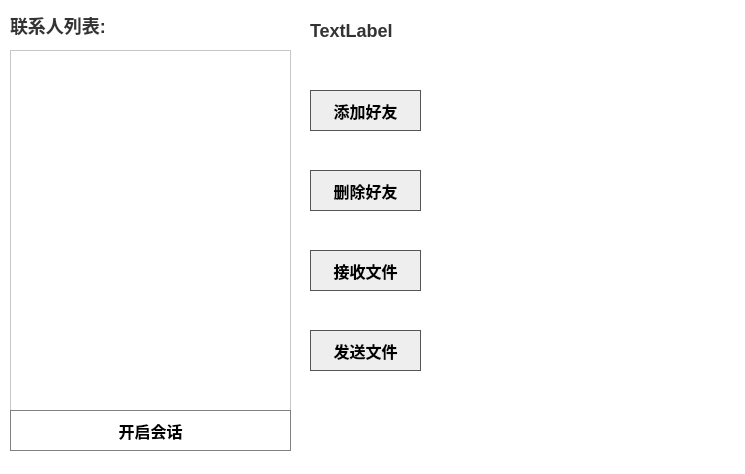
First picture: the form in linpop/linpop_client/mainwindow.ui, repository AAAntiQuarkkk/linpop, before the edit.
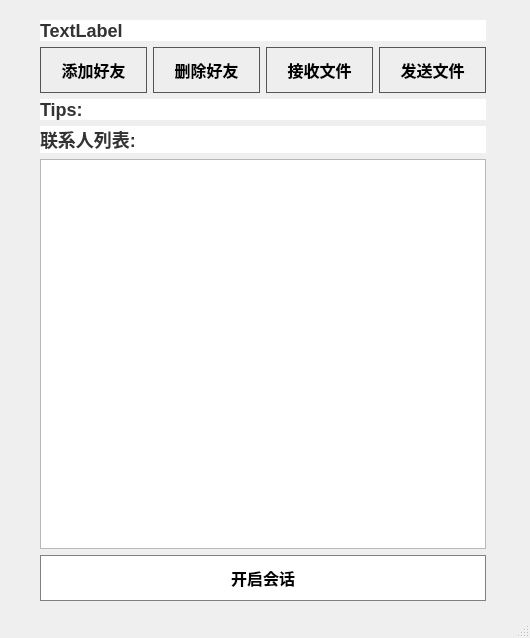
Second picture: the form after the edit. Icons and pictures are not drawn.

Patch:
```diff
--- a/linpop/linpop_client/mainwindow.ui
+++ b/linpop/linpop_client/mainwindow.ui
@@ -6,8 +6,8 @@
    <rect>
     <x>0</x>
     <y>0</y>
-    <width>745</width>
-    <height>474</height>
+    <width>530</width>
+    <height>638</height>
    </rect>
   </property>
   <property name="minimumSize">
@@ -20,91 +20,22 @@
    <string>MainWindow</string>
   </property>
   <property name="styleSheet">
-   <string notr="true">background-color: rgb(255, 255, 255);</string>
+   <string notr="true">#MainWindow{border-image: url(:/main-bg.jpg);}
+</string>
   </property>
   <widget class="QWidget" name="centralwidget">
-   <widget class="QListWidget" name="listWidget_friendList">
+   <widget class="QWidget" name="">
     <property name="geometry">
      <rect>
-      <x>10</x>
-      <y>50</y>
-      <width>281</width>
-      <height>371</height>
+      <x>40</x>
+      <y>20</y>
+      <width>446</width>
+      <height>581</height>
      </rect>
     </property>
-   </widget>
-   <widget class="QPushButton" name="pushButton_addFriend">
-    <property name="geometry">
-     <rect>
-      <x>310</x>
-      <y>90</y>
-      <width>111</width>
-      <height>41</height>
-     </rect>
-    </property>
-    <property name="styleSheet">
-     <string notr="true">background-color: #eee;
-color: black;
-border: 1px solid #555;
-padding: 10px 20px;
-font-size: 16px;
-font-weight: bold;</string>
-    </property>
-    <property name="text">
-     <string>添加好友</string>
-    </property>
-   </widget>
-   <widget class="QPushButton" name="pushButton_startChat">
-    <property name="geometry">
-     <rect>
-      <x>10</x>
-      <y>410</y>
-      <width>281</width>
-      <height>41</height>
-     </rect>
-    </property>
-    <property name="styleSheet">
-     <string notr="true">background-color: #fff;
-color: black;
-border: 1px solid gray;
-padding: 10px 20px;
-font-size: 16px;
-font-weight: bold;</string>
-    </property>
-    <property name="text">
-     <string>开启会话</string>
-    </property>
-   </widget>
-   <widget class="QPushButton" name="pushButton_sendFile">
-    <property name="geometry">
-     <rect>
-      <x>310</x>
-      <y>330</y>
-      <width>111</width>
-      <height>41</height>
-     </rect>
-    </property>
-    <property name="styleSheet">
-     <string notr="true">background-color: #eee;
-color: black;
-border: 1px solid #555;
-padding: 10px 20px;
-font-size: 16px;
-font-weight: bold;</string>
-    </property>
-    <property name="text">
-     <string>发送文件</string>
-    </property>
-   </widget>
+    <layout class="QVBoxLayout" name="verticalLayout">
+     <item>
    <widget class="QLabel" name="label_userWelcome">
-    <property name="geometry">
-     <rect>
-      <x>310</x>
-      <y>10</y>
-      <width>341</width>
-      <height>41</height>
-     </rect>
-    </property>
     <property name="styleSheet">
      <string notr="true">font-family: Arial, sans-serif;
 font-size: 18px;
@@ -117,15 +48,26 @@
      <string>TextLabel</string>
     </property>
    </widget>
+     </item>
+     <item>
+      <layout class="QHBoxLayout" name="horizontalLayout">
+       <item>
+        <widget class="QPushButton" name="pushButton_addFriend">
+         <property name="styleSheet">
+          <string notr="true">background-color: #eee;
+color: black;
+border: 1px solid #555;
+padding: 10px 20px;
+font-size: 16px;
+font-weight: bold;</string>
+         </property>
+         <property name="text">
+          <string>添加好友</string>
+         </property>
+        </widget>
+       </item>
+       <item>
    <widget class="QPushButton" name="pushButton_deleteFriend">
-    <property name="geometry">
-     <rect>
-      <x>310</x>
-      <y>170</y>
-      <width>111</width>
-      <height>41</height>
-     </rect>
-    </property>
     <property name="styleSheet">
      <string notr="true">background-color: #eee;
 color: black;
@@ -138,15 +80,9 @@
      <string>删除好友</string>
     </property>
    </widget>
+       </item>
+       <item>
    <widget class="QPushButton" name="pushButton">
-    <property name="geometry">
-     <rect>
-      <x>310</x>
-      <y>250</y>
-      <width>111</width>
-      <height>41</height>
-     </rect>
-    </property>
     <property name="styleSheet">
      <string notr="true">background-color: #eee;
 color: black;
@@ -159,15 +95,41 @@
      <string>接收文件</string>
     </property>
    </widget>
+       </item>
+       <item>
+        <widget class="QPushButton" name="pushButton_sendFile">
+         <property name="styleSheet">
+          <string notr="true">background-color: #eee;
+color: black;
+border: 1px solid #555;
+padding: 10px 20px;
+font-size: 16px;
+font-weight: bold;</string>
+         </property>
+         <property name="text">
+          <string>发送文件</string>
+         </property>
+        </widget>
+       </item>
+      </layout>
+     </item>
+     <item>
+      <widget class="QLabel" name="label_3">
+       <property name="styleSheet">
+        <string notr="true">font-family: Arial, sans-serif;
+font-size: 18px;
+font-weight: bold;
+color: #333;
+background-color: #fff;
+text-align: center;</string>
+       </property>
+       <property name="text">
+        <string>Tips:</string>
+       </property>
+      </widget>
+     </item>
+     <item>
    <widget class="QLabel" name="label">
-    <property name="geometry">
-     <rect>
-      <x>10</x>
-      <y>10</y>
-      <width>221</width>
-      <height>31</height>
-     </rect>
-    </property>
     <property name="styleSheet">
      <string notr="true">font-family: Arial, sans-serif;
 font-size: 18px;
@@ -180,39 +142,26 @@
      <string>联系人列表:</string>
     </property>
    </widget>
-   <widget class="QLabel" name="label_2">
-    <property name="geometry">
-     <rect>
-      <x>440</x>
-      <y>80</y>
-      <width>291</width>
-      <height>301</height>
-     </rect>
-    </property>
-    <property name="text">
-     <string/>
-    </property>
-   </widget>
-   <widget class="QLabel" name="label_3">
-    <property name="geometry">
-     <rect>
-      <x>310</x>
-      <y>400</y>
-      <width>431</width>
-      <height>41</height>
-     </rect>
-    </property>
+     </item>
+     <item>
+      <widget class="QListWidget" name="listWidget_friendList"/>
+     </item>
+     <item>
+      <widget class="QPushButton" name="pushButton_startChat">
     <property name="styleSheet">
-     <string notr="true">font-family: Arial, sans-serif;
-font-size: 18px;
-font-weight: bold;
-color: #333;
-background-color: #fff;
-text-align: center;</string>
+        <string notr="true">background-color: #fff;
+color: black;
+border: 1px solid gray;
+padding: 10px 20px;
+font-size: 16px;
+font-weight: bold;</string>
     </property>
     <property name="text">
-     <string/>
-    </property>
+        <string>开启会话</string>
+       </property>
+      </widget>
+     </item>
+    </layout>
    </widget>
   </widget>
   <widget class="QStatusBar" name="statusbar"/>
```
Lines whose indentation alone changed are shown as unchanged.
